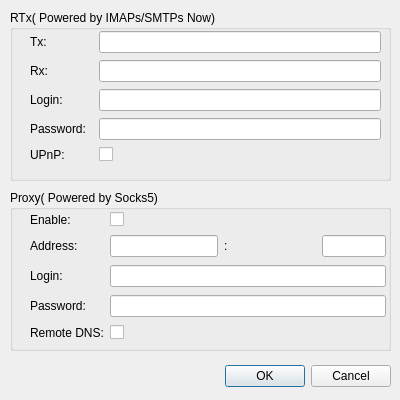
bitbaba/bitmail, file qt/netoptdialog.ui: the form before one commit.
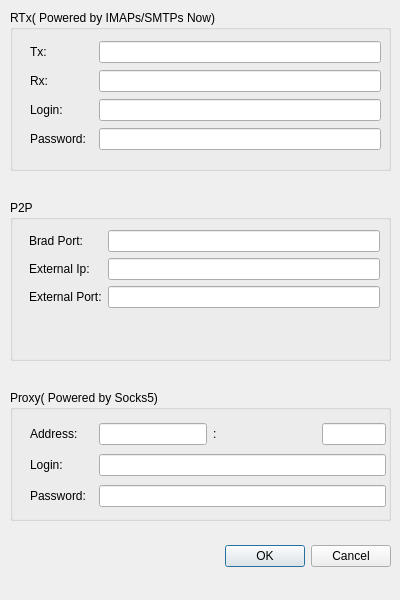
The form after the commit.

Commit message: qt: brad config;

What changed in the file:
```diff
--- a/qt/netoptdialog.ui
+++ b/qt/netoptdialog.ui
@@ -7,7 +7,7 @@
     <x>0</x>
     <y>0</y>
     <width>400</width>
-    <height>400</height>
+    <height>600</height>
    </rect>
   </property>
   <property name="sizePolicy">
@@ -19,13 +19,13 @@
   <property name="minimumSize">
    <size>
     <width>400</width>
-    <height>400</height>
+    <height>600</height>
    </size>
   </property>
   <property name="maximumSize">
    <size>
     <width>400</width>
-    <height>400</height>
+    <height>600</height>
    </size>
   </property>
   <property name="baseSize">
@@ -41,7 +41,7 @@
    <property name="geometry">
     <rect>
      <x>10</x>
-     <y>360</y>
+     <y>540</y>
      <width>381</width>
      <height>32</height>
     </rect>
@@ -59,7 +59,7 @@
      <x>10</x>
      <y>10</y>
      <width>381</width>
-     <height>171</height>
+     <height>161</height>
     </rect>
    </property>
    <property name="title">
@@ -69,9 +69,9 @@
     <property name="geometry">
      <rect>
       <x>20</x>
-      <y>20</y>
+      <y>30</y>
       <width>351</width>
-      <height>137</height>
+      <height>111</height>
      </rect>
     </property>
     <layout class="QGridLayout" name="gridLayout_3">
@@ -145,30 +145,19 @@
        </item>
       </layout>
      </item>
-     <item row="4" column="0">
-      <widget class="QLabel" name="lbUPnP">
-       <property name="text">
-        <string>UPnP:</string>
-       </property>
-      </widget>
-     </item>
-     <item row="4" column="1">
-      <widget class="QCheckBox" name="cbUPnP">
-       <property name="text">
-        <string/>
-       </property>
-      </widget>
-     </item>
     </layout>
    </widget>
   </widget>
   <widget class="QGroupBox" name="groupBox_3">
+   <property name="enabled">
+    <bool>true</bool>
+   </property>
    <property name="geometry">
     <rect>
      <x>10</x>
-     <y>190</y>
+     <y>390</y>
      <width>381</width>
-     <height>161</height>
+     <height>131</height>
     </rect>
    </property>
    <property name="title">
@@ -178,20 +167,20 @@
     <property name="geometry">
      <rect>
       <x>20</x>
-      <y>20</y>
+      <y>30</y>
       <width>356</width>
-      <height>133</height>
+      <height>91</height>
      </rect>
     </property>
     <layout class="QGridLayout" name="gridLayout_5">
-     <item row="3" column="0">
+     <item row="2" column="0">
       <widget class="QLabel" name="lbProxyPassword">
        <property name="text">
         <string>Password:  </string>
        </property>
       </widget>
      </item>
-     <item row="2" column="0">
+     <item row="1" column="0">
       <widget class="QLabel" name="lbProxyLogin">
        <property name="text">
         <string>Login:</string>
@@ -199,41 +188,27 @@
       </widget>
      </item>
      <item row="2" column="1">
-      <widget class="QLineEdit" name="leProxyLogin">
-       <property name="inputMethodHints">
-        <set>Qt::ImhLatinOnly</set>
-       </property>
-      </widget>
-     </item>
-     <item row="3" column="1">
       <widget class="QLineEdit" name="leProxyPassword">
        <property name="echoMode">
         <enum>QLineEdit::Password</enum>
        </property>
       </widget>
      </item>
-     <item row="1" column="0">
+     <item row="1" column="1">
+      <widget class="QLineEdit" name="leProxyLogin">
+       <property name="inputMethodHints">
+        <set>Qt::ImhLatinOnly</set>
+       </property>
+      </widget>
+     </item>
+     <item row="0" column="0">
       <widget class="QLabel" name="lbProxyAddress">
        <property name="text">
         <string>Address:</string>
        </property>
       </widget>
      </item>
-     <item row="4" column="0">
-      <widget class="QLabel" name="lbRemoteDNS">
-       <property name="text">
-        <string>Remote DNS:</string>
-       </property>
-      </widget>
-     </item>
-     <item row="4" column="1">
-      <widget class="QCheckBox" name="cbRemoteDNS">
-       <property name="text">
-        <string/>
-       </property>
-      </widget>
-     </item>
-     <item row="1" column="1">
+     <item row="0" column="1">
       <layout class="QHBoxLayout" name="horizontalLayout_3">
        <item>
         <widget class="QLineEdit" name="leProxyIP">
@@ -297,20 +272,61 @@
        </item>
       </layout>
      </item>
+    </layout>
+   </widget>
+  </widget>
+  <widget class="QGroupBox" name="groupBox">
+   <property name="geometry">
+    <rect>
+     <x>10</x>
+     <y>200</y>
+     <width>381</width>
+     <height>161</height>
+    </rect>
+   </property>
+   <property name="title">
+    <string>P2P</string>
+   </property>
+   <widget class="QWidget" name="formLayoutWidget">
+    <property name="geometry">
+     <rect>
+      <x>19</x>
+      <y>30</y>
+      <width>351</width>
+      <height>108</height>
+     </rect>
+    </property>
+    <layout class="QFormLayout" name="formLayout">
      <item row="0" column="0">
-      <widget class="QLabel" name="lbProxyEnable">
+      <widget class="QLabel" name="lblBradPort">
        <property name="text">
-        <string>Enable:</string>
+        <string>Brad Port:</string>
        </property>
       </widget>
      </item>
      <item row="0" column="1">
-      <widget class="QCheckBox" name="cbProxyEnable">
+      <widget class="QLineEdit" name="leBradPort"/>
+     </item>
+     <item row="2" column="0">
+      <widget class="QLabel" name="lblBradExtPort">
        <property name="text">
-        <string/>
+        <string>External Port:</string>
        </property>
       </widget>
      </item>
+     <item row="1" column="0">
+      <widget class="QLabel" name="lblBradExtIp">
+       <property name="text">
+        <string>External Ip:</string>
+       </property>
+      </widget>
+     </item>
+     <item row="1" column="1">
+      <widget class="QLineEdit" name="leBradExtIp"/>
+     </item>
+     <item row="2" column="1">
+      <widget class="QLineEdit" name="leBradExtPort"/>
+     </item>
     </layout>
    </widget>
   </widget>
```
Left out of the diff: 87 changed lines with no effect on the pictures. The commit also changes 11 other files.
